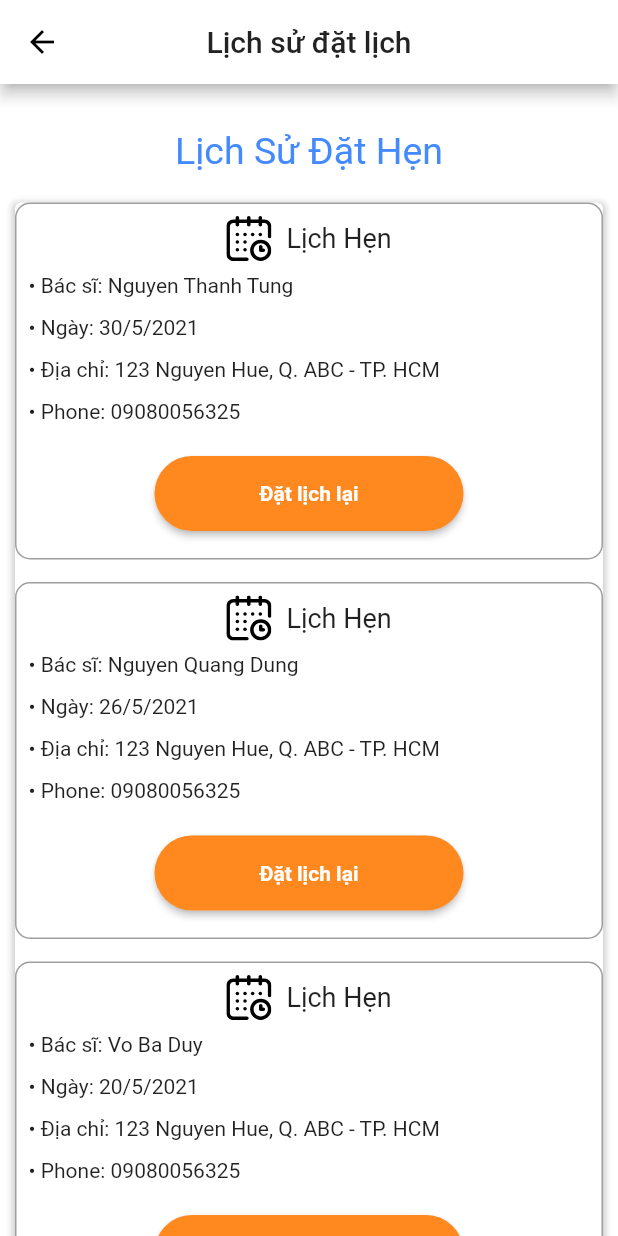
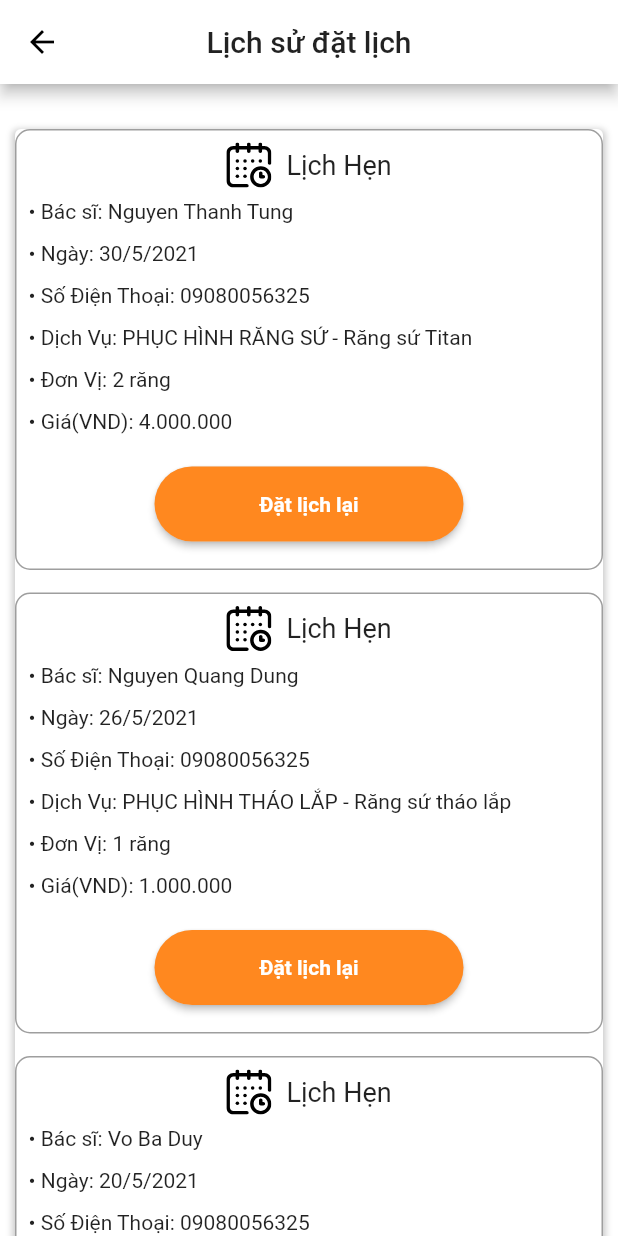
Before and after one commit to redore1234/HCIProject, a Flutter app: the MyHistoryBooking screen opened directly, on a phone screen of 412 x 824 dp. Run offline on Flutter 3.47's test engine with Material 2 defaults, Android fonts, the phone set to English and light mode, and no system bars; our stand-ins replace date_picker_timeline, flutter_svg, table_calendar.

Commit message:
add step 2 and step 3 in reserve screen, update booking history

```diff
--- a/lib/views/global/main-tab-bar.dart
+++ b/lib/views/global/main-tab-bar.dart
@@ -1,4 +1,4 @@
-import 'package:clinicbookingapp/views/reserve/reverse.dart';
+import 'package:clinicbookingapp/views/reserve/reverse_step1.dart';
 import 'package:flutter/cupertino.dart';
 import 'package:flutter/material.dart';
 import 'package:clinicbookingapp/views/profile/profile-page.dart';
--- a/lib/views/history/booking-history.dart
+++ b/lib/views/history/booking-history.dart
@@ -27,20 +27,12 @@ class MyHistoryBooking extends StatelessWidget {
               SizedBox(
                 height: 30.0,
               ),
-              Text(
-                'Lịch Sử Đặt Hẹn',
-                style: TextStyle(
-                  fontSize: 25,
-                  color: Colors.blueAccent,
-                ),
-                textAlign: TextAlign.left,
-              ),
-              SizedBox(
-                height: 20,
-              ),
               Container(
                 margin: EdgeInsets.only(left: 10, right: 10),
                 child: PastAppointmentCard(),
+              ),
+              SizedBox(
+                height: 60,
               ),
             ],
           ),
--- a/lib/views/history/past-appointment-card.dart
+++ b/lib/views/history/past-appointment-card.dart
@@ -68,14 +68,32 @@ class PastAppointmentCard extends StatelessWidget {
                     height: 12,
                   ),
 
-                  // location of clinic
-                  Text("\u2022 Địa chỉ: 123 Nguyen Hue, Q. ABC - TP. HCM"),
+                  // // location of clinic
+                  // Text("\u2022 Địa chỉ: 123 Nguyen Hue, Q. ABC - TP. HCM"),
+                  // SizedBox(
+                  //   height: 12,
+                  // ),
+
+                  // Phonenumber of dental
+                  Text("\u2022 Số Điện Thoại: 09080056325"),
                   SizedBox(
                     height: 12,
                   ),
 
-                  // Phonenumber of dental
-                  Text("\u2022 Phone: 09080056325"),
+                  // code and name service
+                  Text("\u2022 Dịch Vụ: PHỤC HÌNH RĂNG SỨ - Răng sứ Titan"),
+                  SizedBox(
+                    height: 12,
+                  ),
+
+                  // number of service
+                  Text("\u2022 Đơn Vị: 2 răng"),
+                  SizedBox(
+                    height: 12,
+                  ),
+
+                  // total price
+                  Text("\u2022 Giá(VND): 4.000.000"),
                   SizedBox(
                     height: 12,
                   ),
@@ -160,14 +178,32 @@ class PastAppointmentCard extends StatelessWidget {
                     height: 12,
                   ),
 
-                  // location of clinic
-                  Text("\u2022 Địa chỉ: 123 Nguyen Hue, Q. ABC - TP. HCM"),
+                  // // location of clinic
+                  // Text("\u2022 Địa chỉ: 123 Nguyen Hue, Q. ABC - TP. HCM"),
+                  // SizedBox(
+                  //   height: 12,
+                  // ),
+
+                  // Phonenumber of dental
+                  Text("\u2022 Số Điện Thoại: 09080056325"),
                   SizedBox(
                     height: 12,
                   ),
 
-                  // Phonenumber of dental
-                  Text("\u2022 Phone: 09080056325"),
+                  // code and name service
+                  Text("\u2022 Dịch Vụ: PHỤC HÌNH THÁO LẮP - Răng sứ tháo lắp"),
+                  SizedBox(
+                    height: 12,
+                  ),
+
+                  // number of service
+                  Text("\u2022 Đơn Vị: 1 răng"),
+                  SizedBox(
+                    height: 12,
+                  ),
+
+                  // total price
+                  Text("\u2022 Giá(VND): 1.000.000"),
                   SizedBox(
                     height: 12,
                   ),
@@ -252,14 +288,31 @@ class PastAppointmentCard extends StatelessWidget {
                     height: 12,
                   ),
 
-                  // location of clinic
-                  Text("\u2022 Địa chỉ: 123 Nguyen Hue, Q. ABC - TP. HCM"),
+                  // // location of clinic
+                  // Text("\u2022 Địa chỉ: 123 Nguyen Hue, Q. ABC - TP. HCM"),
+                  // SizedBox(
+                  //   height: 12,
+                  // ),
+
+                  // Phonenumber of dental
+                  Text("\u2022 Số Điện Thoại: 09080056325"),
                   SizedBox(
                     height: 12,
                   ),
 
-                  // Phonenumber of dental
-                  Text("\u2022 Phone: 09080056325"),
+                  Text("\u2022 Dịch Vụ: VIÊM NƯỚU - NHA CHU - Cạo vôi răng"),
+                  SizedBox(
+                    height: 12,
+                  ),
+
+                  // number of service
+                  Text("\u2022 Đơn Vị: 1 hàm"),
+                  SizedBox(
+                    height: 12,
+                  ),
+
+                  // total price
+                  Text("\u2022 Giá(VND): 300.000"),
                   SizedBox(
                     height: 12,
                   ),
@@ -344,14 +397,31 @@ class PastAppointmentCard extends StatelessWidget {
                     height: 12,
                   ),
 
-                  // location of clinic
-                  Text("\u2022 Địa chỉ: 123 Nguyen Hue, Q. ABC - TP. HCM"),
+                  // // location of clinic
+                  // Text("\u2022 Địa chỉ: 123 Nguyen Hue, Q. ABC - TP. HCM"),
+                  // SizedBox(
+                  //   height: 12,
+                  // ),
+
+                  // Phonenumber of dental
+                  Text("\u2022 Số Điện Thoại: 09080056325"),
                   SizedBox(
                     height: 12,
                   ),
 
-                  // Phonenumber of dental
-                  Text("\u2022 Phone: 09080056325"),
+                  Text("\u2022 Dịch Vụ: NHỔ RĂNG - Nhổ răng khôn hàm trên"),
+                  SizedBox(
+                    height: 12,
+                  ),
+
+                  // number of service
+                  Text("\u2022 Đơn Vị: 1 răng"),
+                  SizedBox(
+                    height: 12,
+                  ),
+
+                  // total price
+                  Text("\u2022 Giá(VND): 1.000.000"),
                   SizedBox(
                     height: 12,
                   ),
@@ -388,6 +458,9 @@ class PastAppointmentCard extends StatelessWidget {
                 ],
               ),
             ),
+            SizedBox(
+              height: 30,
+            )
           ],
         ));
   }
--- a/lib/views/home/home.dart
+++ b/lib/views/home/home.dart
@@ -67,7 +67,7 @@ class Home extends StatelessWidget {
     );
   }
 
-  Widget _createNewsCard(String imageRef) {
+  Widget _createNewsCard(String imageRef, String content) {
     return Padding(
       padding: const EdgeInsets.only(left: 12.0, right: 12.0),
       child: Column(
@@ -85,7 +85,7 @@ class Home extends StatelessWidget {
           SizedBox(
             height: 10,
           ),
-          Text("News title")
+          Text(content)
         ],
       ),
     );
@@ -150,10 +150,14 @@ class Home extends StatelessWidget {
                 child: ListView(
                   scrollDirection: Axis.horizontal,
                   children: <Widget>[
-                    _createNewsCard(Constants.IMAGE_FOLDER_REF + "dis1.png"),
-                    _createNewsCard(Constants.IMAGE_FOLDER_REF + "dis2.png"),
-                    _createNewsCard(Constants.IMAGE_FOLDER_REF + "dis1.png"),
-                    _createNewsCard(Constants.IMAGE_FOLDER_REF + "dis2.png"),
+                    _createNewsCard(Constants.IMAGE_FOLDER_REF + "dis1.png",
+                        "Đính đá nha khoa \n 700.000 VND"),
+                    _createNewsCard(Constants.IMAGE_FOLDER_REF + "dis2.png",
+                        "Tẩy trắng tại phòng khám \n 1.250.000VND"),
+                    _createNewsCard(Constants.IMAGE_FOLDER_REF + "dis1.png",
+                        "Hàm khung tiêu chuẩn \n 2.000.000	"),
+                    _createNewsCard(Constants.IMAGE_FOLDER_REF + "dis2.png",
+                        "Mặt dán sứ Press Veneer \n 6.000.000VND"),
                   ],
                 ),
               ),
@@ -179,10 +183,14 @@ class Home extends StatelessWidget {
                 child: ListView(
                   scrollDirection: Axis.horizontal,
                   children: <Widget>[
-                    _createNewsCard(Constants.IMAGE_FOLDER_REF + "den.png"),
-                    _createNewsCard(Constants.IMAGE_FOLDER_REF + "braces.png"),
-                    _createNewsCard(Constants.IMAGE_FOLDER_REF + "den.png"),
-                    _createNewsCard(Constants.IMAGE_FOLDER_REF + "braces.png"),
+                    _createNewsCard(Constants.IMAGE_FOLDER_REF + "den.png",
+                        "KHÁM VÀ TƯ VẤN RĂNG"),
+                    _createNewsCard(Constants.IMAGE_FOLDER_REF + "braces.png",
+                        "PHỤC HÌNH RĂNG SỨ"),
+                    _createNewsCard(Constants.IMAGE_FOLDER_REF + "den.png",
+                        "PHỤC HÌNH THÁO LẮP"),
+                    _createNewsCard(
+                        Constants.IMAGE_FOLDER_REF + "braces.png", "NHỔ RĂNG"),
                   ],
                 ),
               ),
--- a/lib/views/home/next-appointment-card.dart
+++ b/lib/views/home/next-appointment-card.dart
@@ -55,15 +55,19 @@ class NextAppointmentCard extends StatelessWidget {
               height: 8,
             ),
             // dentist info
-            Text("\u2022 Nha sĩ: Nguyen Duc Huy"),
+            Text("\u2022 Nha sĩ: Chúng tôi sẽ sắp xếp cho bạn nha sĩ tốt nhất"),
             SizedBox(
               height: 8,
             ),
-            // Nurse info
-            Text("\u2022 Y tá: Nguyen Duc Huy"),
-            SizedBox(
-              height: 8,
-            ),
+            // Text("\u2022 Nha sĩ: Nguyen Duc Huy"),
+            // SizedBox(
+            //   height: 8,
+            // ),
+            // // Nurse info
+            // Text("\u2022 Y tá: Nguyen Duc Huy"),
+            // SizedBox(
+            //   height: 8,
+            // ),
 
             Row(
               children: [
--- a/lib/views/information/information.dart
+++ b/lib/views/information/information.dart
@@ -68,7 +68,6 @@ class _MyInformationPageState extends State<MyInformationPage> {
                     labelText: 'Họ và Tên *',
                   ),
                   controller: TextEditingController(text: 'Nguyễn Đức Huy'),
-                  autofocus: true,
                 ),
               ),
               SizedBox(height: size.height * 0.0001),
@@ -80,7 +79,6 @@ class _MyInformationPageState extends State<MyInformationPage> {
                     labelText: 'Email *',
                   ),
                   controller: TextEditingController(text: 'user123@gmail.com'),
-                  autofocus: true,
                 ),
               ),
               SizedBox(height: size.height * 0.0001),
@@ -92,7 +90,6 @@ class _MyInformationPageState extends State<MyInformationPage> {
                     labelText: 'Số điện thoại',
                   ),
                   controller: TextEditingController(text: "099xxxxxxx"),
-                  autofocus: true,
                 ),
               ),
               SizedBox(height: size.height * 0.0001),
@@ -122,7 +119,6 @@ class _MyInformationPageState extends State<MyInformationPage> {
                   ),
                   controller: TextEditingController(
                       text: "341 Nguyễn Trọng Tuyển, P16, Quận Bình Thạnh"),
-                  autofocus: true,
                 ),
               ),
               SizedBox(height: size.height * 0.0001),
```
Also changed, not shown: lib/views/reserve/reserve_step2.dart (added, +245 -0 lines), lib/views/reserve/reserve_step3.dart (added, +180 -0 lines), lib/views/reserve/reverse_step1.dart (renamed from lib/views/reserve/reverse.dart, +8 -2 lines).
